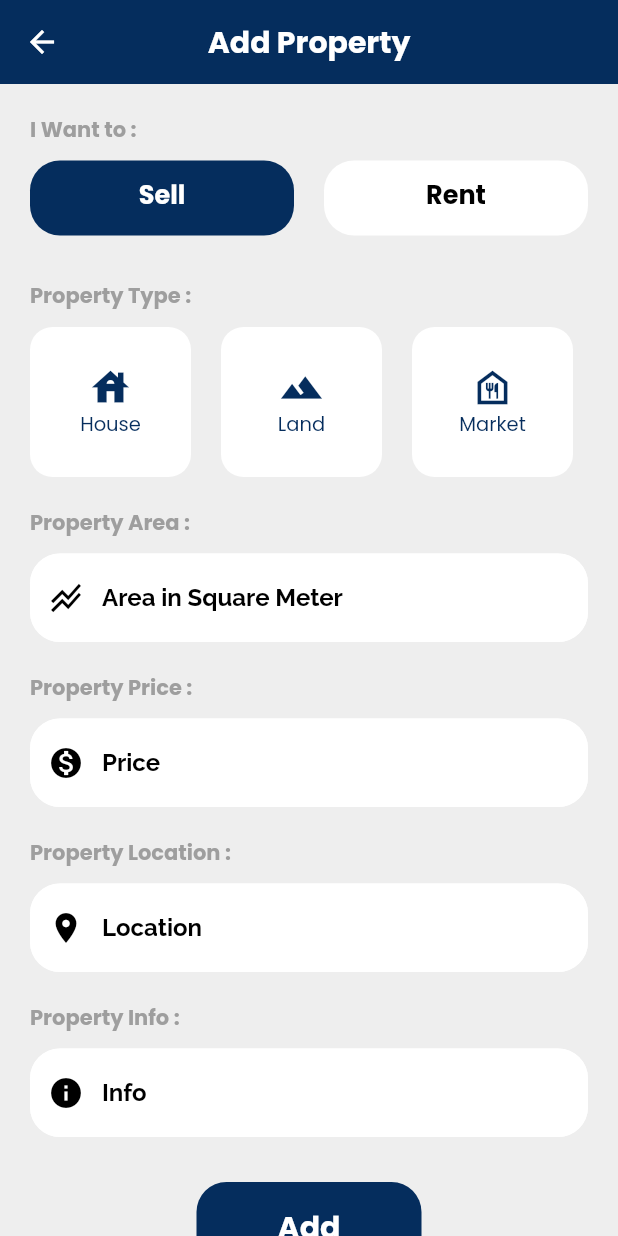
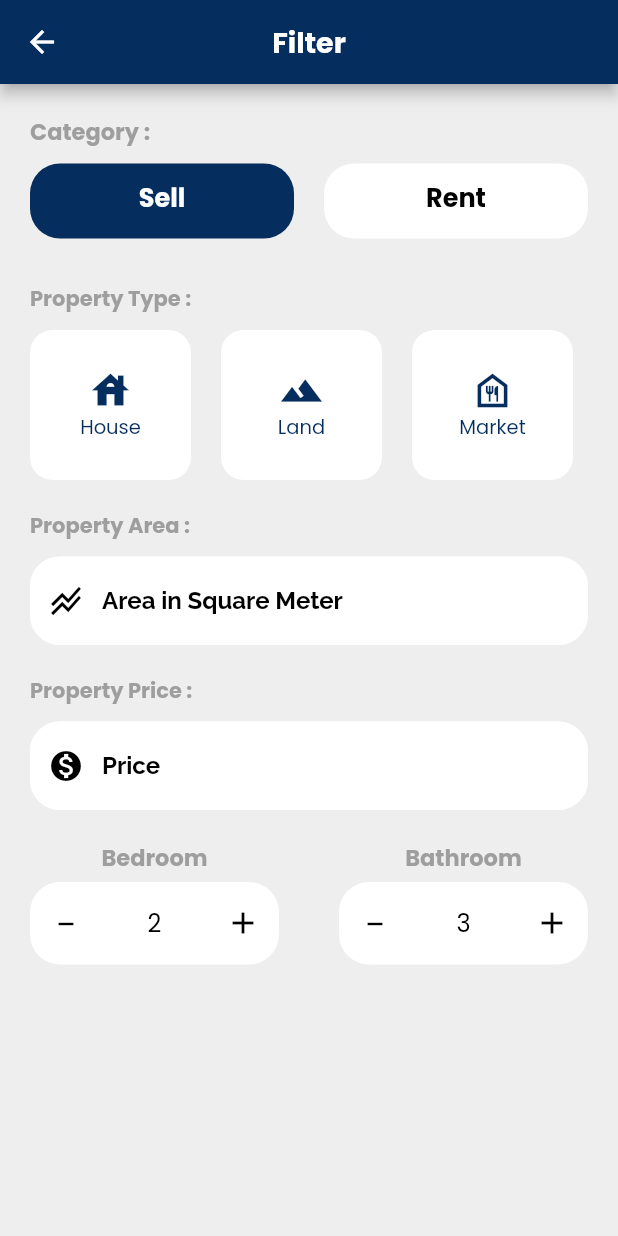
Before and after one commit to NaelEbrahim/property_Flutter_repo, a Flutter app: the screen it shows after launch, on a phone screen of 412 x 824 dp. Run offline on Flutter 3.47's test engine with Material 2 defaults, Android fonts, the phone set to English and light mode, and no system bars; our stand-ins replace carousel_slider, cloud_firestore, conditional_builder_null_safety, dio, dropdown_button2, firebase_core and 2 more; accounts and stored records are empty.

Commit message:
Add Filter_Screen

```diff
--- /dev/null
+++ b/lib/Modules/Favourite_Screen.dart
@@ -0,0 +1,294 @@
+// ignore_for_file: camel_case_types, file_names, must_be_immutable, non_constant_identifier_names
+import 'package:flutter/material.dart';
+import 'package:flutter_bloc/flutter_bloc.dart';
+import 'package:university_project_property_app/Bloc/Bloc.dart';
+import 'package:university_project_property_app/Bloc/Bloc_States.dart';
+import 'package:university_project_property_app/Shared/Components.dart';
+import '../Shared/Constant.dart';
+import 'Add_Property.dart';
+
+class Favourite_Screen extends StatelessWidget {
+  Favourite_Screen({Key? key}) : super(key: key);
+
+  bool sell = true ;
+
+  var numberOfRoomcontroller = TextEditingController();
+
+  int numberOfbathroom = 3 ;
+
+  int numberOfbedroom = 2 ;
+
+  @override
+  Widget build(BuildContext context) {
+    return BlocProvider(
+        create: (context) => MyBloc(),
+      child: BlocConsumer <MyBloc , Bloc_States>(
+        listener: (context, state) => (){},
+        builder: (context, state) {
+          var cubit = MyBloc.get(context);
+          return Scaffold(
+            backgroundColor: ScaffoldColor,
+            appBar: AppBar(
+              backgroundColor: myAppColor,
+              leading: IconButton(
+                onPressed: (){},
+                icon: const Icon(Icons.arrow_back,color: Colors.white),
+              ),
+              title: reusableText(
+                  text: 'Filter',
+                  fontsize: 19,
+                  fontColor: Colors.white,
+                fontWeight: FontWeight.bold
+              ),
+              centerTitle: true,
+            ),
+            body: Container(
+              padding: const EdgeInsets.all(20.0),
+              child: Column(
+                crossAxisAlignment: CrossAxisAlignment.start,
+                children: [
+                  reusableText(
+                      text: 'Category :',
+                      fontsize: 15.0,
+                      fontWeight: FontWeight.bold,
+                      fontColor: Colors.grey
+                  ),
+                  const SizedBox(height: 10.0),
+                  Row(children: [
+                    GestureDetector(
+                      child: Container(
+                        height: 50,
+                        width: (MediaQuery.of(context).size.width/2)-30,
+                        decoration: BoxDecoration(
+                            color: ( sell ) ? myAppColor : Colors.white,
+                            borderRadius: BorderRadius.circular(20.0)
+                        ),
+                        child: Padding(
+                          padding: const EdgeInsets.all(10.0),
+                          child: reusableText(
+                              text: "Sell",
+                              fontsize: 17,
+                              fontWeight: FontWeight.bold,
+                              fontColor: ( sell ) ? Colors.white : Colors.black
+                          ),
+                        ),
+                      ),
+                      onTap: (){
+                        if ( !sell ) {
+                          sell = !sell;
+                          cubit.ChangeState();
+                        }
+                      },
+                    ),
+                    const Spacer() ,
+                    GestureDetector(
+                      child: Container(
+                        height: 50,
+                        width: (MediaQuery.of(context).size.width/2)-30,
+                        decoration: BoxDecoration(
+                            color: ( !sell ) ? myAppColor : Colors.white,
+                            borderRadius: BorderRadius.circular(20.0)
+                        ),
+                        child: Padding(
+                          padding: const EdgeInsets.all(10.0),
+                          child: reusableText(
+                            text: "Rent",
+                            fontsize: 17,
+                            fontWeight: FontWeight.bold,
+                            fontColor: ( !sell ) ? Colors.white : Colors.black,
+                          ),
+                        ),
+                      ),
+                      onTap: (){
+                        if ( sell ) {
+                          sell = !sell;
+                          cubit.ChangeState();
+                        }
+                      },
+                    ),
+
+                  ]),
+                  const SizedBox(height: 30.0),
+                  reusableText(
+                      text: 'Property Type :',
+                      fontsize: 14.0,
+                      fontWeight: FontWeight.bold,
+                      fontColor: Colors.grey
+                  ),
+                  const SizedBox(height: 10.0),
+                  SizedBox(
+                    height: 100.0,
+                    child: ListView.separated(
+                        shrinkWrap: true,
+                        scrollDirection: Axis.horizontal,
+                        itemBuilder: (context, index) => BuildCategory(category_list[index], context,index),
+                        separatorBuilder: (context, index) => const SizedBox(width: 20.0),
+                        itemCount: 3
+                    ),
+                  ),
+                  const SizedBox(height: 20.0),
+                  reusableText(
+                      text: 'Property Area :',
+                      fontsize: 14.0,
+                      fontWeight: FontWeight.bold,
+                      fontColor: Colors.grey
+                  ),
+                  const SizedBox(height: 10.0),
+                  reusableTextField(
+                      hintText: 'Area in Square Meter',
+                      prefixIcon: const Icon(Icons.stacked_line_chart),
+                      raduis: 20.0,
+                      controller: numberOfRoomcontroller
+                  ),
+                  const SizedBox(height: 20.0),
+                  reusableText(
+                      text: 'Property Price :',
+                      fontsize: 14.0,
+                      fontWeight: FontWeight.bold,
+                      fontColor: Colors.grey
+                  ),
+                  const SizedBox(height: 10.0),
+                  reusableTextField(
+                      hintText: 'Price',
+                      raduis: 20.0,
+                      textInputType: TextInputType.phone,
+                      prefixIcon: const Icon(Icons.monetization_on),
+                      controller: numberOfRoomcontroller
+                  ),
+                  const SizedBox(height: 20.0),
+                  Row(
+                    children: [
+                      Expanded(
+                        child: Column(
+                          children: [
+                            reusableText(text: 'Bedroom', fontsize: 15.0,fontColor: Colors.grey,fontWeight: FontWeight.bold),
+                            const SizedBox(height: 5.0),
+                            Container(
+                              height: 55.0,
+                              decoration: BoxDecoration(
+                                color: Colors.white,
+                                borderRadius: BorderRadius.circular(20.0),
+                              ),
+                              child: Row (
+                                children: [
+                                  IconButton(
+                                      iconSize: 20.0,
+                                      onPressed: (){
+                                        if ( numberOfbedroom > 1) {
+                                          numberOfbedroom --;
+                                          cubit.ChangeState();
+                                        }
+                                      },
+                                      alignment: Alignment.topCenter,
+                                      icon: const Icon(Icons.minimize,color: Colors.black)
+                                  ),
+                                  const Spacer(),
+                                  reusableText(
+                                      text: numberOfbedroom.toString(),
+                                      fontsize: 16
+                                  ),
+                                  const Spacer(),
+                                  IconButton(
+                                      onPressed: (){
+                                        if ( numberOfbedroom < 10 ) {
+                                          numberOfbedroom ++;
+                                          cubit.ChangeState();
+                                        }
+                                      },
+                                      icon: const Icon(Icons.add,color: Colors.black)
+                                  ),
+                                ],
+                              ),
+                            ),
+                          ],
+                        ),
+                      ),
+                      const SizedBox(width: 40.0),
+                      Expanded(
+                        child: Column(
+                          children: [
+                            reusableText(text: 'Bathroom', fontsize: 15.0,fontColor: Colors.grey,fontWeight: FontWeight.bold),
+                            const SizedBox(height: 5.0),
+                            Container(
+                              height: 55.0,
+                              decoration: BoxDecoration(
+                                color: Colors.white,
+                                borderRadius: BorderRadius.circular(20.0),
+                              ),
+                              child: Row(
+                                children: [
+                                  IconButton(
+                                      iconSize: 20.0,
+                                      alignment: Alignment.topCenter,
+                                      onPressed: (){
+                                        if ( numberOfbathroom > 1) {
+                                          numberOfbathroom --;
+                                          cubit.ChangeState();
+                                        }
+                                      },
+                                      icon: const Icon(Icons.minimize,color: Colors.black)
+                                  ),
+                                  const Spacer(),
+                                  reusableText(
+                                      text: numberOfbathroom.toString(),
+                                      fontsize: 16
+                                  ),
+                                  const Spacer(),
+                                  IconButton(
+                                      onPressed: (){
+                                        if ( numberOfbathroom < 6 ) {
+                                          numberOfbathroom ++;
+                                          cubit.ChangeState();
+                                        }
+                                      },
+                                      icon: const Icon(Icons.add,color: Colors.black)
+                                  ),
+                                ],
+                              ),
+                            )
+                          ],
+                        ),
+                      ),
+                    ],
+                  )
+
+                ],
+              ),
+            ),
+          );
+        },
+      ) ,
+    );
+  }
+  Widget BuildCategory ( property_category item , BuildContext context , index ) {
+    var cubit = MyBloc.get(context);
+    return GestureDetector(
+      onTap: (){
+        MyBloc.get(context).ChangePropertyCategory(index);
+      },
+      child: Container(
+          height: 100.0,
+          width: (MediaQuery.of(context).size.width/3)-30,
+          decoration: BoxDecoration(
+              color: (cubit.selectedIndex == index) ? myAppColor : Colors.white,
+              borderRadius: BorderRadius.circular(15.0)
+          ),
+          child: Column(
+            mainAxisAlignment: MainAxisAlignment.center,
+            children: [
+              Icon(
+                  item.icon_type,
+                  color: (cubit.selectedIndex == index) ? Colors.white : myAppColor,
+                  size: 30
+              ),
+              reusableText(
+                  text: item.title_type,
+                  fontColor: (cubit.selectedIndex == index) ? Colors.white : myAppColor,
+                  fontsize: 13
+              ),
+            ],
+          )
+      ),
+    );
+  }
+}
--- /dev/null
+++ b/lib/Modules/Filter_Screen.dart
@@ -0,0 +1,13 @@
+import 'package:flutter/material.dart';
+import 'package:university_project_property_app/Shared/Components.dart';
+
+class Filter_Screen extends StatelessWidget {
+  const Filter_Screen({Key? key}) : super(key: key);
+
+  @override
+  Widget build(BuildContext context) {
+    return Center(
+      child: reusableText(text: "Filter_Screen", fontsize: 25.0),
+    );
+  }
+}
--- a/lib/Modules/Welcome_Screen.dart
+++ b/lib/Modules/Welcome_Screen.dart
@@ -4,6 +4,7 @@ import 'package:flutter/material.dart';
 import 'package:university_project_property_app/Modules/Login_Screen.dart';
 import 'package:university_project_property_app/Modules/SignUp_Screen.dart';
 import 'package:university_project_property_app/Shared/Components.dart';
+import 'package:university_project_property_app/Shared/Constant.dart';
 
 class Welcome_Screen extends StatelessWidget {
   const Welcome_Screen({Key? key}) : super(key: key);
@@ -55,7 +56,7 @@ class Welcome_Screen extends StatelessWidget {
               height: 60.0,
               decoration: BoxDecoration(
                 borderRadius: BorderRadius.circular(30.0),
-                color: Colors.black,
+                color: myAppColor,
               ),
               child: reusableTextButton(
                 context: context,
@@ -87,7 +88,7 @@ class Welcome_Screen extends StatelessWidget {
                 reusableTextButton(
                   context: context,
                   buttontext: 'Log In',
-                  textColor: Colors.black,
+                  textColor: myAppColor,
                   fontWeight: FontWeight.bold,
                   fontSize: 15,
                   function: () {
--- a/lib/main.dart
+++ b/lib/main.dart
@@ -5,6 +5,11 @@ import 'package:university_project_property_app/Bloc/Bloc.dart';
 import 'package:university_project_property_app/Bloc/Bloc_States.dart';
 import 'package:university_project_property_app/Helper/Dio_Helper.dart';
 import 'package:university_project_property_app/Modules/Add_Property.dart';
+import 'package:university_project_property_app/Modules/Base_Screen.dart';
+import 'package:university_project_property_app/Modules/Favourite_Screen.dart';
+import 'package:university_project_property_app/Modules/Home_Screen.dart';
+import 'package:university_project_property_app/Modules/SignUp_Screen.dart';
+import 'package:university_project_property_app/Modules/Welcome_Screen.dart';
 import 'package:university_project_property_app/Shared/BloC_Observer.dart';
 
 void main() async {
@@ -30,7 +35,7 @@ class MyApp extends StatelessWidget {
               primarySwatch: Colors.indigo
             ),
             debugShowCheckedModeBanner: false,
-            home: Add_Property(),
+            home: Favourite_Screen(),
           );
         },
       ),
--- a/pubspec.yaml
+++ b/pubspec.yaml
@@ -75,6 +75,9 @@ flutter:
     - images/login.png
     - images/sign_up.png
     - images/house_test.jpg
+    - images/1.png
+    - images/2.jpg
+    - images/3.jpg
      #- images/a_dot_ham.jpeg
 
   # An image asset can refer to one or more resolution-specific "variants", see
```
Also changed, not shown: lib/Modules/Base_Screen.dart (added, +70 -0 lines), lib/Modules/Home_Screen.dart (+57 -88 lines), lib/Modules/Profile_Screen.dart (added, +13 -0 lines), images/1.png (added), images/2.jpg (added), images/3.jpg (added).
